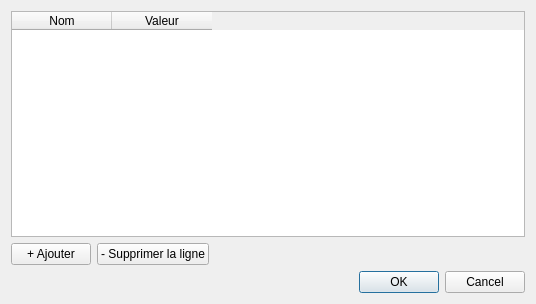
Before: the Qt Designer form ui/properties_dialog.ui in goncalvesjp/testApi, drawn with Qt 5.
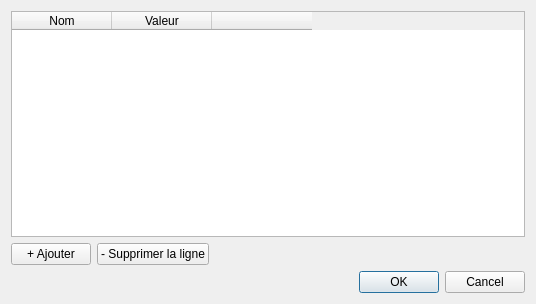
After: the same form once the commit is applied.

```diff
--- a/ui/properties_dialog.ui
+++ b/ui/properties_dialog.ui
@@ -26,6 +26,11 @@
        <string>Valeur</string>
       </property>
      </column>
+     <column>
+      <property name="text">
+       <string></string>
+      </property>
+     </column>
     </widget>
    </item>
    <item>
```
